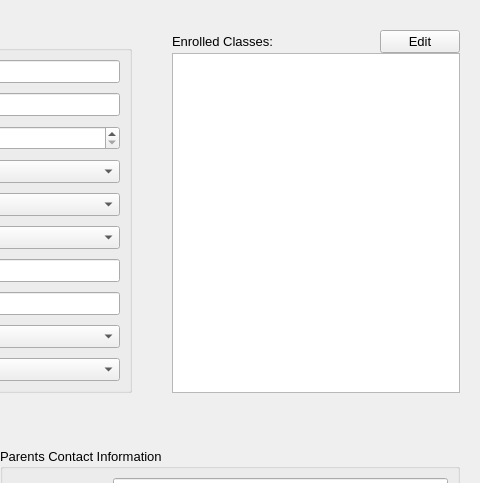
Before: the Qt Designer form editstudentdialog.ui in thenewcoder/school-administration-system, drawn with Qt 5; both pictures show x 511 to 991 and y 0 to 483 of the 991 by 845 pixel window.
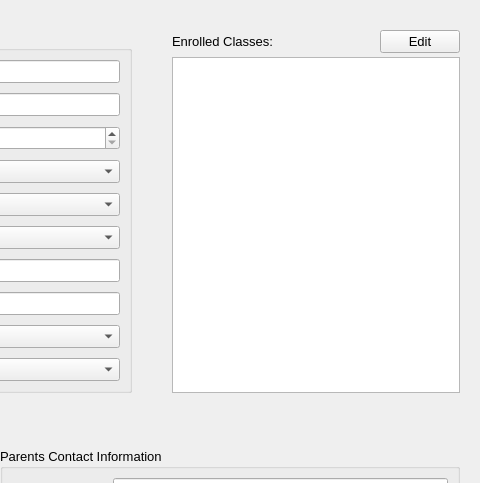
After: the same form once the commit is applied. Icons and pictures are not drawn.

Commit message: Added a little bit of a space between edit button and list view

Diff of the .ui file:
```diff
--- a/editstudentdialog.ui
+++ b/editstudentdialog.ui
@@ -260,6 +260,9 @@
      </item>
      <item row="0" column="2">
       <layout class="QVBoxLayout" name="verticalLayout">
+       <property name="spacing">
+        <number>4</number>
+       </property>
        <item>
         <layout class="QHBoxLayout" name="horizontalLayout">
          <item>
```
Left out of the diff: 3 changed lines with no effect on the pictures.
